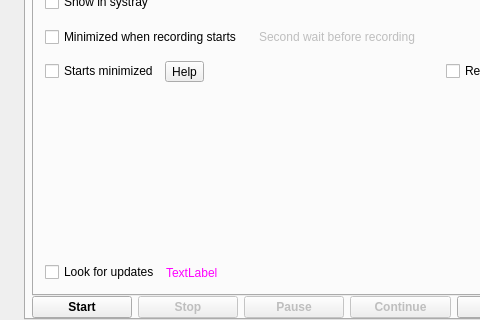
Before: the Qt Designer form src/formMainWindow.ui in vkohaupt/vokoscreenNG, drawn with Qt 5; both pictures show x 0 to 480 and y 102 to 422 of the 710 by 422 pixel window.
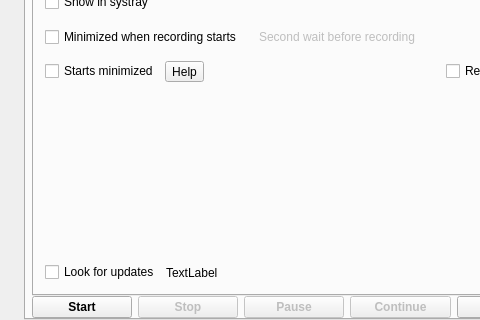
After: the same form once the commit is applied. Icons and pictures are not drawn.

```diff
--- a/src/formMainWindow.ui
+++ b/src/formMainWindow.ui
@@ -1188,70 +1188,6 @@
               </item>
               <item>
                <widget class="QLabel" name="label_newUpate">
-                <property name="palette">
-                 <palette>
-                  <active>
-                   <colorrole role="WindowText">
-                    <brush brushstyle="SolidPattern">
-                     <color alpha="255">
-                      <red>255</red>
-                      <green>0</green>
-                      <blue>255</blue>
-                     </color>
-                    </brush>
-                   </colorrole>
-                   <colorrole role="PlaceholderText">
-                    <brush brushstyle="SolidPattern">
-                     <color alpha="128">
-                      <red>35</red>
-                      <green>38</green>
-                      <blue>39</blue>
-                     </color>
-                    </brush>
-                   </colorrole>
-                  </active>
-                  <inactive>
-                   <colorrole role="WindowText">
-                    <brush brushstyle="SolidPattern">
-                     <color alpha="255">
-                      <red>255</red>
-                      <green>0</green>
-                      <blue>255</blue>
-                     </color>
-                    </brush>
-                   </colorrole>
-                   <colorrole role="PlaceholderText">
-                    <brush brushstyle="SolidPattern">
-                     <color alpha="128">
-                      <red>35</red>
-                      <green>38</green>
-                      <blue>39</blue>
-                     </color>
-                    </brush>
-                   </colorrole>
-                  </inactive>
-                  <disabled>
-                   <colorrole role="WindowText">
-                    <brush brushstyle="SolidPattern">
-                     <color alpha="255">
-                      <red>119</red>
-                      <green>120</green>
-                      <blue>120</blue>
-                     </color>
-                    </brush>
-                   </colorrole>
-                   <colorrole role="PlaceholderText">
-                    <brush brushstyle="SolidPattern">
-                     <color alpha="128">
-                      <red>35</red>
-                      <green>38</green>
-                      <blue>39</blue>
-                     </color>
-                    </brush>
-                   </colorrole>
-                  </disabled>
-                 </palette>
-                </property>
                 <property name="text">
                  <string>TextLabel</string>
                 </property>
```
